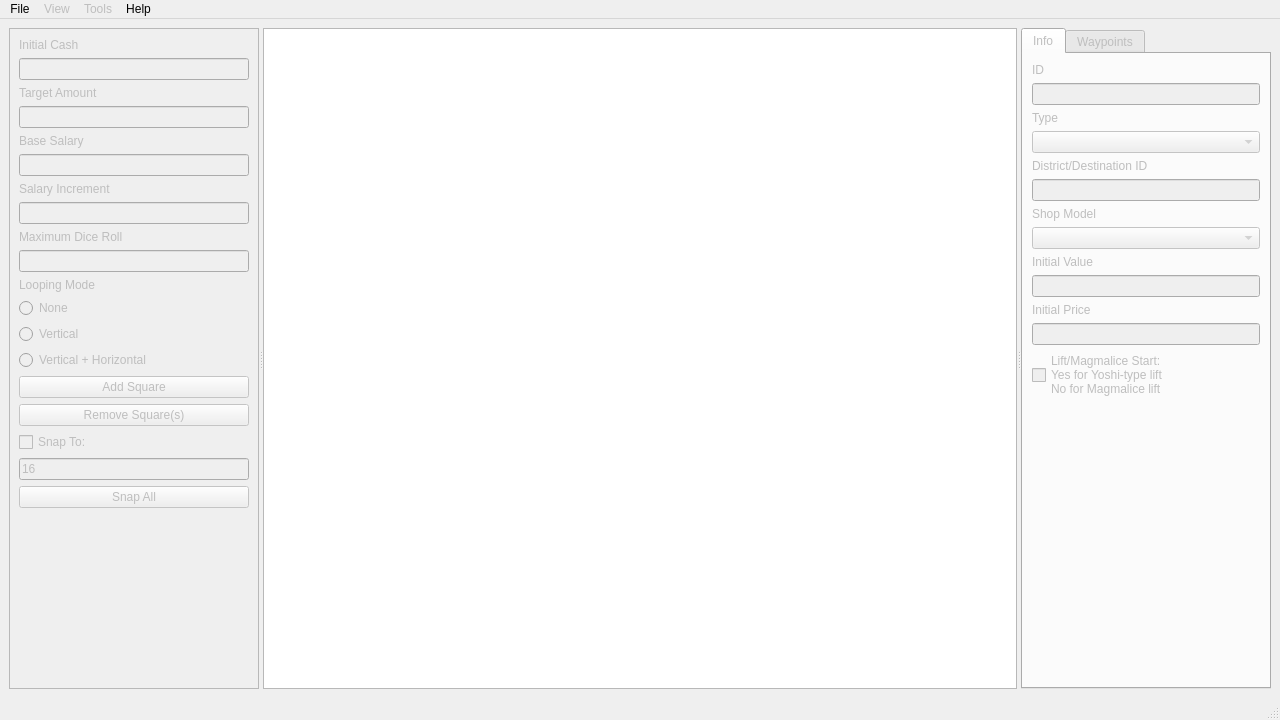
Qt form mainwindow.ui (FortuneStreetModding/fortune-avenue-qt) before a commit.
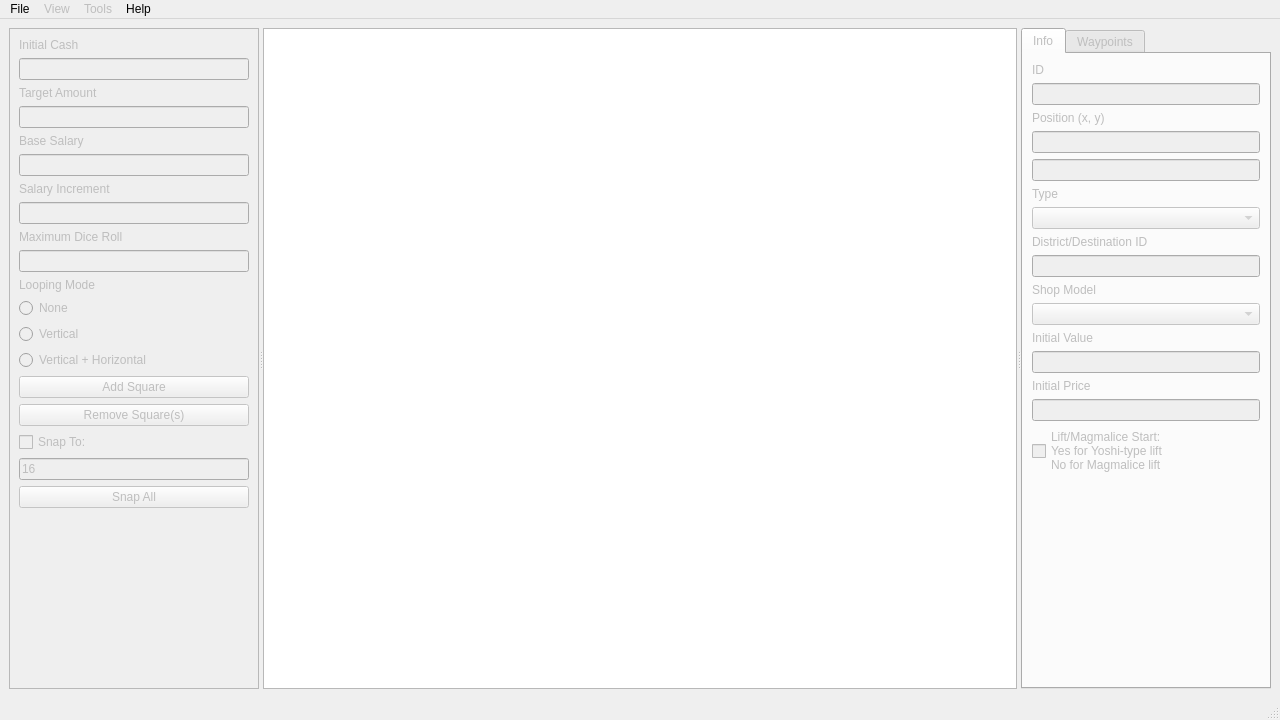
The same form after that commit.

Commit message: allow coordinates to be entered manually

Patch:
```diff
--- a/mainwindow.ui
+++ b/mainwindow.ui
@@ -225,6 +225,19 @@
            </property>
           </widget>
          </item>
+         <item>
+          <widget class="QLabel" name="label_21">
+           <property name="text">
+            <string>Position (x, y)</string>
+           </property>
+          </widget>
+         </item>
+         <item>
+          <widget class="QLineEdit" name="positionX"/>
+         </item>
+         <item>
+          <widget class="QLineEdit" name="positionY"/>
+         </item>
          <item>
           <widget class="QLabel" name="label_9">
            <property name="text">
```
The commit also changes 1 other file.
